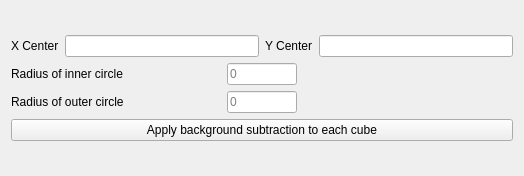
Above: astrocabtools/mrs_subviz/src/ui/backgroundSubtraction.ui from AlejandroGorgues/AstroCabTools before the change. Below: the same form after it.
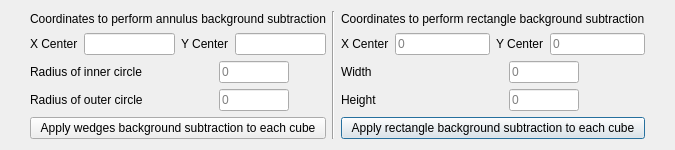
That is the form after the change.

Diff of the .ui file:
```diff
--- a/astrocabtools/mrs_subviz/src/ui/backgroundSubtraction.ui
+++ b/astrocabtools/mrs_subviz/src/ui/backgroundSubtraction.ui
@@ -6,8 +6,8 @@
    <rect>
     <x>0</x>
     <y>0</y>
-    <width>524</width>
-    <height>176</height>
+    <width>675</width>
+    <height>150</height>
    </rect>
   </property>
   <property name="sizePolicy">
@@ -16,21 +16,116 @@
     <verstretch>0</verstretch>
    </sizepolicy>
   </property>
+  <property name="minimumSize">
+   <size>
+    <width>650</width>
+    <height>0</height>
+   </size>
+  </property>
   <property name="windowTitle">
    <string>backgroundSubtraction</string>
   </property>
   <layout class="QGridLayout" name="gridLayout_2">
-   <item row="0" column="0">
-    <layout class="QGridLayout" name="gridLayout" columnstretch="0,0,0">
-     <item row="2" column="0">
+   <item row="1" column="0">
+    <layout class="QGridLayout" name="gridLayout" columnstretch="0,0,0,0,0">
+     <item row="0" column="0" colspan="2" alignment="Qt::AlignHCenter">
+      <widget class="QLabel" name="label_9">
+       <property name="text">
+        <string>Coordinates to perform annulus background subtraction</string>
+       </property>
+      </widget>
+     </item>
+     <item row="3" column="0">
       <widget class="QLabel" name="label_2">
+       <property name="sizePolicy">
+        <sizepolicy hsizetype="Fixed" vsizetype="Preferred">
+         <horstretch>0</horstretch>
+         <verstretch>0</verstretch>
+        </sizepolicy>
+       </property>
        <property name="text">
         <string>Radius of outer circle</string>
        </property>
       </widget>
      </item>
-     <item row="3" column="0" colspan="3">
-      <widget class="QPushButton" name="applyButton">
+     <item row="1" column="0" colspan="2">
+      <layout class="QHBoxLayout" name="horizontalLayout">
+       <item>
+        <widget class="QLabel" name="label_3">
+         <property name="sizePolicy">
+          <sizepolicy hsizetype="Preferred" vsizetype="Fixed">
+           <horstretch>0</horstretch>
+           <verstretch>0</verstretch>
+          </sizepolicy>
+         </property>
+         <property name="text">
+          <string>X Center</string>
+         </property>
+        </widget>
+       </item>
+       <item>
+        <widget class="QLineEdit" name="wedgesXCenterLineEdit">
+         <property name="enabled">
+          <bool>true</bool>
+         </property>
+         <property name="readOnly">
+          <bool>true</bool>
+         </property>
+        </widget>
+       </item>
+       <item>
+        <widget class="QLabel" name="label_4">
+         <property name="sizePolicy">
+          <sizepolicy hsizetype="Preferred" vsizetype="Fixed">
+           <horstretch>0</horstretch>
+           <verstretch>0</verstretch>
+          </sizepolicy>
+         </property>
+         <property name="text">
+          <string>Y Center</string>
+         </property>
+        </widget>
+       </item>
+       <item>
+        <widget class="QLineEdit" name="wedgesYCenterLineEdit">
+         <property name="enabled">
+          <bool>true</bool>
+         </property>
+         <property name="readOnly">
+          <bool>true</bool>
+         </property>
+        </widget>
+       </item>
+      </layout>
+     </item>
+     <item row="3" column="3">
+      <widget class="QLabel" name="label_8">
+       <property name="sizePolicy">
+        <sizepolicy hsizetype="Fixed" vsizetype="Preferred">
+         <horstretch>0</horstretch>
+         <verstretch>0</verstretch>
+        </sizepolicy>
+       </property>
+       <property name="text">
+        <string>Height</string>
+       </property>
+      </widget>
+     </item>
+     <item row="2" column="3">
+      <widget class="QLabel" name="label_7">
+       <property name="sizePolicy">
+        <sizepolicy hsizetype="Fixed" vsizetype="Preferred">
+         <horstretch>0</horstretch>
+         <verstretch>0</verstretch>
+        </sizepolicy>
+       </property>
+       <property name="text">
+        <string>Width</string>
+       </property>
+      </widget>
+     </item>
+     <item row="4" column="0" colspan="2">
+      <widget class="QPushButton" name="wedgesApplyButton">
        <property name="enabled">
         <bool>true</bool>
        </property>
@@ -38,31 +133,68 @@
         <enum>Qt::NoFocus</enum>
        </property>
        <property name="text">
-        <string>Apply background subtraction to each cube</string>
+        <string>Apply wedges background subtraction to each cube</string>
        </property>
       </widget>
      </item>
-     <item row="1" column="0">
-      <widget class="QLabel" name="label">
-       <property name="text">
-        <string>Radius of inner circle</string>
+     <item row="3" column="4">
+      <widget class="QLineEdit" name="heightLineEdit">
+       <property name="maximumSize">
+        <size>
+         <width>70</width>
+         <height>16777215</height>
+        </size>
        </property>
+       <property name="placeholderText">
+        <string>0</string>
+       </property>
       </widget>
      </item>
+     <item row="1" column="3" colspan="2">
+      <layout class="QHBoxLayout" name="horizontalLayout_2">
+       <item>
+        <widget class="QLabel" name="label_5">
+         <property name="sizePolicy">
+          <sizepolicy hsizetype="Preferred" vsizetype="Fixed">
+           <horstretch>0</horstretch>
+           <verstretch>0</verstretch>
+          </sizepolicy>
+         </property>
+         <property name="text">
+          <string>X Center</string>
+         </property>
+        </widget>
+       </item>
+       <item>
+        <widget class="QLineEdit" name="rectangleXCenterLineEdit">
+         <property name="placeholderText">
+          <string>0</string>
+         </property>
+        </widget>
+       </item>
+       <item>
+        <widget class="QLabel" name="label_6">
+         <property name="sizePolicy">
+          <sizepolicy hsizetype="Preferred" vsizetype="Fixed">
+           <horstretch>0</horstretch>
+           <verstretch>0</verstretch>
+          </sizepolicy>
+         </property>
+         <property name="text">
+          <string>Y Center</string>
+         </property>
+        </widget>
+       </item>
+       <item>
+        <widget class="QLineEdit" name="rectangleYCenterLineEdit">
+         <property name="placeholderText">
+          <string>0</string>
+         </property>
+        </widget>
+       </item>
+      </layout>
+     </item>
      <item row="2" column="1">
-      <widget class="QLineEdit" name="outerRadiusLineEdit">
-       <property name="maximumSize">
-        <size>
-         <width>70</width>
-         <height>16777215</height>
-        </size>
-       </property>
-       <property name="placeholderText">
-        <string>0</string>
-       </property>
-      </widget>
-     </item>
-     <item row="1" column="1">
       <widget class="QLineEdit" name="innerRadiusLineEdit">
        <property name="maximumSize">
         <size>
@@ -75,43 +207,65 @@
        </property>
       </widget>
      </item>
-     <item row="0" column="0" colspan="3">
-      <layout class="QHBoxLayout" name="horizontalLayout">
-       <item>
-        <widget class="QLabel" name="label_3">
-         <property name="text">
-          <string>X Center</string>
-         </property>
-        </widget>
-       </item>
-       <item>
-        <widget class="QLineEdit" name="xCenterLineEdit">
-         <property name="enabled">
-          <bool>true</bool>
-         </property>
-         <property name="readOnly">
-          <bool>true</bool>
-         </property>
-        </widget>
-       </item>
-       <item>
-        <widget class="QLabel" name="label_4">
-         <property name="text">
-          <string>Y Center</string>
-         </property>
-        </widget>
-       </item>
-       <item>
-        <widget class="QLineEdit" name="yCenterLineEdit">
-         <property name="enabled">
-          <bool>true</bool>
-         </property>
-         <property name="readOnly">
-          <bool>true</bool>
-         </property>
-        </widget>
-       </item>
-      </layout>
+     <item row="3" column="1">
+      <widget class="QLineEdit" name="outerRadiusLineEdit">
+       <property name="maximumSize">
+        <size>
+         <width>70</width>
+         <height>16777215</height>
+        </size>
+       </property>
+       <property name="placeholderText">
+        <string>0</string>
+       </property>
+      </widget>
+     </item>
+     <item row="2" column="0">
+      <widget class="QLabel" name="label">
+       <property name="sizePolicy">
+        <sizepolicy hsizetype="Fixed" vsizetype="Preferred">
+         <horstretch>0</horstretch>
+         <verstretch>0</verstretch>
+        </sizepolicy>
+       </property>
+       <property name="text">
+        <string>Radius of inner circle</string>
+       </property>
+      </widget>
+     </item>
+     <item row="4" column="3" colspan="2">
+      <widget class="QPushButton" name="rectangleApplyButton">
+       <property name="text">
+        <string>Apply rectangle background subtraction to each cube</string>
+       </property>
+      </widget>
+     </item>
+     <item row="2" column="4">
+      <widget class="QLineEdit" name="widthLineEdit">
+       <property name="maximumSize">
+        <size>
+         <width>70</width>
+         <height>16777215</height>
+        </size>
+       </property>
+       <property name="placeholderText">
+        <string>0</string>
+       </property>
+      </widget>
+     </item>
+     <item row="0" column="3" colspan="2">
+      <widget class="QLabel" name="label_10">
+       <property name="text">
+        <string>Coordinates to perform rectangle background subtraction</string>
+       </property>
+      </widget>
+     </item>
+     <item row="0" column="2" rowspan="5">
+      <widget class="Line" name="line">
+       <property name="orientation">
+        <enum>Qt::Vertical</enum>
+       </property>
+      </widget>
      </item>
     </layout>
    </item>
```
